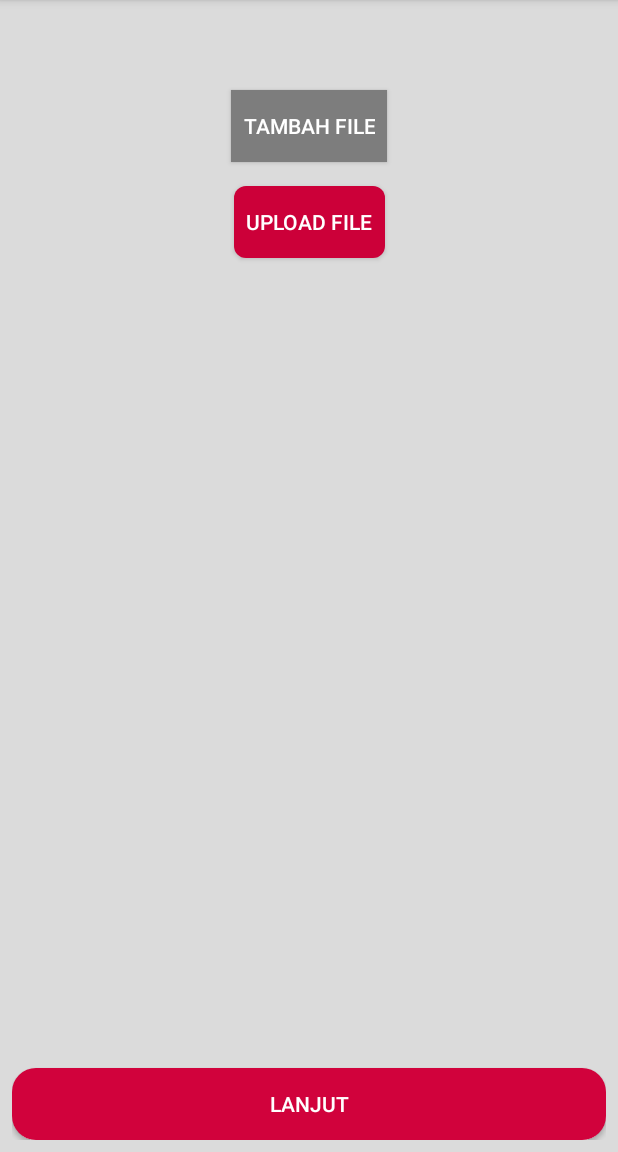
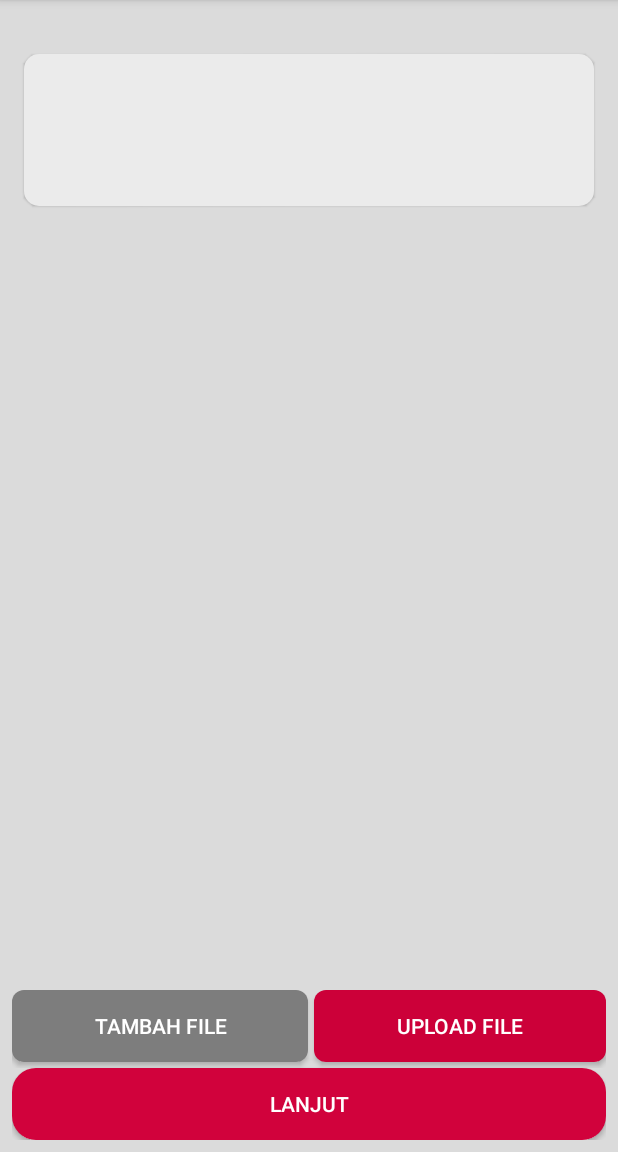
Before and after one commit to LaodeMFauzan/Print-In, an Android app: the UploadFileActivity screen opened directly, with no data from a screen before it, on a phone screen of 412 x 824 dp, the part 84-1236 px from its top. Run offline under Robolectric (Android 15) with nearby library versions, the phone set to English and light mode, and no system bars; our stand-ins replace Firebase (no records; nobody signed in at launch, a user with empty details on screens opened directly).

Commit message:
added : adapter file,fixing layout upload file

```diff
--- a/app/build.gradle
+++ b/app/build.gradle
@@ -28,6 +28,7 @@ dependencies {
 
     implementation 'com.google.firebase:firebase-core:16.0.4'
     implementation 'com.google.firebase:firebase-auth:16.0.5'
+    implementation 'com.google.firebase:firebase-storage:16.0.4'
 
     implementation 'com.google.android.gms:play-services-maps:16.0.0'
     implementation 'com.google.android.gms:play-services-places:16.0.0'
--- a/app/src/main/java/papb/learn/fauzan/printin/LoginActivity.java
+++ b/app/src/main/java/papb/learn/fauzan/printin/LoginActivity.java
@@ -60,8 +60,8 @@ public class LoginActivity extends AppCompatActivity implements View.OnClickList
     @Override
     protected void onStart() {
         super.onStart();
-//        FirebaseUser currentUser = mAuth.getCurrentUser();
-//        updateUI(currentUser);
+        FirebaseUser currentUser = mAuth.getCurrentUser();
+        updateUI(currentUser);
     }
 
     private void updateUI(FirebaseUser currentUser) {
--- a/app/src/main/java/papb/learn/fauzan/printin/UploadFileActivity.java
+++ b/app/src/main/java/papb/learn/fauzan/printin/UploadFileActivity.java
@@ -1,16 +1,18 @@
 package papb.learn.fauzan.printin;
 
 import android.Manifest;
-import android.app.Dialog;
 import android.content.Intent;
 import android.content.pm.PackageManager;
 import android.net.Uri;
+import android.os.AsyncTask;
 import android.os.Build;
 import android.support.annotation.NonNull;
 import android.support.v4.app.ActivityCompat;
 import android.support.v4.content.ContextCompat;
 import android.support.v7.app.AppCompatActivity;
 import android.os.Bundle;
+import android.support.v7.widget.LinearLayoutManager;
+import android.support.v7.widget.RecyclerView;
 import android.view.View;
 import android.widget.Button;
 import android.widget.ProgressBar;
@@ -23,11 +25,22 @@ import com.google.firebase.storage.OnProgressListener;
 import com.google.firebase.storage.StorageReference;
 import com.google.firebase.storage.UploadTask;
 
+import java.io.File;
+import java.util.ArrayList;
+
+import papb.learn.fauzan.printin.adapter.FileUploadAdapter;
+import papb.learn.fauzan.printin.model.UploadFileModel;
+
 public class UploadFileActivity extends AppCompatActivity implements View.OnClickListener {
 
     private Button btn_upload_file,btn_select_file;
     private ProgressBar pb_upload_file;
     private StorageReference mStorageReference;
+
+    private RecyclerView rvFile;
+    private FileUploadAdapter adapterFile;
+    private RecyclerView.LayoutManager lmFileUpload;
+
 
 
     private Uri pdfUri;
@@ -46,6 +59,29 @@ public class UploadFileActivity extends AppCompatActivity implements View.OnClic
         pb_upload_file.setVisibility(View.INVISIBLE);
 
         mStorageReference = FirebaseStorage.getInstance().getReference();
+
+        setRecyclerView();
+    }
+
+    private void setRecyclerView (){
+        rvFile = findViewById(R.id.rv_file);
+        rvFile.setHasFixedSize(true);
+
+        lmFileUpload = new LinearLayoutManager(this);
+        rvFile.setLayoutManager(lmFileUpload);
+
+        adapterFile = new FileUploadAdapter(getFileList(),this);
+        rvFile.setAdapter(adapterFile);
+    }
+
+    private ArrayList<UploadFileModel> getFileList()  {
+        ArrayList<UploadFileModel> uploadFileModels  = new ArrayList<>();
+        UploadFileModel FileModel = new UploadFileModel();
+//        FileModel.setNamaFile("Tes nama file");
+//        FileModel.setUkuranFile("3.3 Mb");
+        uploadFileModels.add(FileModel);
+
+        return uploadFileModels;
     }
 
     @Override
@@ -107,6 +143,22 @@ public class UploadFileActivity extends AppCompatActivity implements View.OnClic
     protected void onActivityResult(int requestCode, int resultCode, Intent data) {
         if(requestCode == 86 && resultCode == RESULT_OK && data != null){
             pdfUri = data.getData();
+
+//            UploadFileModel FileModel;
+//
+//            try{
+//                FileModel = new UploadFileModel();
+//                FileModel.setUriFile(pdfUri);
+//                FileModel.setNamaFile(pdfUri.getPath());
+//                uploadFileModels.add(FileModel);
+//
+//                adapterFile = new FileUploadAdapter(uploadFileModels,this);
+//
+//                rvFile.setAdapter(adapterFile);
+//                Toast.makeText(UploadFileActivity.this, "Total = "+String.valueOf(uploadFileModels.size()), Toast.LENGTH_SHORT).show();
+//            } catch (Exception e){
+//                e.printStackTrace();
+//            }
         } else {
             Toast.makeText(UploadFileActivity.this,"please select a file...",Toast.LENGTH_SHORT).show();
         }
--- /dev/null
+++ b/app/src/main/java/papb/learn/fauzan/printin/adapter/FileUploadAdapter.java
@@ -0,0 +1,72 @@
+package papb.learn.fauzan.printin.adapter;
+
+import android.content.Context;
+import android.support.annotation.NonNull;
+import android.support.v7.widget.RecyclerView;
+import android.view.LayoutInflater;
+import android.view.View;
+import android.view.ViewGroup;
+import android.widget.TextView;
+
+import java.util.ArrayList;
+
+import papb.learn.fauzan.printin.R;
+import papb.learn.fauzan.printin.model.UploadFileModel;
+
+public class FileUploadAdapter extends RecyclerView.Adapter<FileUploadAdapter.ViewHolder> {
+
+    private ArrayList<UploadFileModel> fileModelList;
+    private Context context;
+
+
+    public FileUploadAdapter() {
+    }
+
+    public FileUploadAdapter(ArrayList<UploadFileModel> fileModelList, Context context) {
+        this.fileModelList = fileModelList;
+        this.context = context;
+    }
+
+    @NonNull
+    @Override
+    public FileUploadAdapter.ViewHolder onCreateViewHolder(@NonNull ViewGroup parent, int viewType) {
+        View view = LayoutInflater.from(parent.getContext()).
+                inflate(R.layout.item_file_upload,parent,false);
+
+        return new ViewHolder(view);
+    }
+
+    @Override
+    public void onBindViewHolder(@NonNull FileUploadAdapter.ViewHolder holder, int position) {
+        holder.tv_file_name.setText(fileModelList.get(position).getNamaFile());
+        holder.tv_type_file.setText(fileModelList.get(position).getTipeFile());
+        holder.tv_file_size.setText(fileModelList.get(position).getUkuranFile());
+    }
+
+    @Override
+    public int getItemCount() {
+        return fileModelList.size();
+    }
+
+    public class ViewHolder extends RecyclerView.ViewHolder implements View.OnClickListener {
+
+        TextView tv_file_name,tv_file_size,tv_type_file;
+
+        public ViewHolder(View itemView) {
+            super(itemView);
+
+            tv_file_name = itemView.findViewById(R.id.tv_upload_nama_file);
+            tv_file_size = itemView.findViewById(R.id.tv_ukuran_file);
+            tv_type_file = itemView.findViewById(R.id.tv_tipe_file);
+
+            itemView.setOnClickListener(this);
+        }
+
+        @Override
+        public void onClick(View view) {
+
+        }
+    }
+
+
+}
--- /dev/null
+++ b/app/src/main/java/papb/learn/fauzan/printin/model/UploadFileModel.java
@@ -0,0 +1,41 @@
+package papb.learn.fauzan.printin.model;
+
+import android.net.Uri;
+
+public class UploadFileModel {
+    private String namaFile,tipeFile,ukuranFile;
+
+    Uri uriFile;
+
+    public String getNamaFile() {
+        return namaFile;
+    }
+
+    public void setNamaFile(String namaFile) {
+        this.namaFile = namaFile;
+    }
+
+    public String getTipeFile() {
+        return tipeFile;
+    }
+
+    public void setTipeFile(String tipeFile) {
+        this.tipeFile = tipeFile;
+    }
+
+    public String getUkuranFile() {
+        return ukuranFile;
+    }
+
+    public void setUkuranFile(String ukuranFile) {
+        this.ukuranFile = ukuranFile;
+    }
+
+    public Uri getUriFile() {
+        return uriFile;
+    }
+
+    public void setUriFile(Uri uriFile) {
+        this.uriFile = uriFile;
+    }
+}
--- /dev/null
+++ b/app/src/main/res/drawable/custom_btn_round.xml
@@ -0,0 +1,7 @@
+<?xml version="1.0" encoding="utf-8"?>
+<shape xmlns:android="http://schemas.android.com/apk/res/android"
+    android:shape="rectangle">
+    <corners android:radius="8dp"/>
+    <solid android:color="@color/hint_color"/>
+
+</shape>
--- a/app/src/main/res/layout/activity_upload_file.xml
+++ b/app/src/main/res/layout/activity_upload_file.xml
@@ -30,35 +30,43 @@
         app:layout_constraintEnd_toEndOf="parent"
         android:layout_marginBottom="8dp"/>
 
+    <LinearLayout
+        android:layout_width="match_parent"
+        android:layout_height="wrap_content"
+        app:layout_constraintBottom_toTopOf="@id/btn_simpan_file">
         <Button
             android:id="@+id/btn_select_file"
             android:layout_width="wrap_content"
             android:layout_height="wrap_content"
-        android:layout_marginTop="32dp"
             android:padding="8dp"
+            android:layout_weight="0.5"
+            android:layout_marginBottom="4dp"
             android:textColor="@color/whiteColor"
             android:text="@string/tambah_file"
-        android:background="@color/hint_color"
-        app:layout_constraintRight_toRightOf="parent"
+            android:background="@drawable/custom_btn_round"
+            app:layout_constraintRight_toLeftOf="@id/btn_upload_file"
             app:layout_constraintLeft_toLeftOf="parent"
-       app:layout_constraintEnd_toEndOf="parent"
-        app:layout_constraintStart_toStartOf="parent"
-        app:layout_constraintTop_toBottomOf="@+id/rv_file" />
+            app:layout_constraintEnd_toStartOf="@id/btn_upload_file"
+            app:layout_constraintStart_toStartOf="parent" />
 
         <Button
             android:id="@+id/btn_upload_file"
             android:layout_width="wrap_content"
             android:layout_height="wrap_content"
-        android:layout_marginTop="16dp"
+            android:layout_marginBottom="4dp"
             android:background="@drawable/custom_btn_upload"
             android:textColor="@color/whiteColor"
+            android:layout_weight="0.5"
+            android:layout_marginHorizontal="4dp"
+            android:layout_marginLeft="4dp"
+            android:layout_marginStart="4dp"
             android:padding="8dp"
             android:text="@string/upload_file"
-        app:layout_constraintStart_toStartOf="parent"
+            app:layout_constraintStart_toEndOf="@id/btn_select_file"
             app:layout_constraintEnd_toEndOf="parent"
-        app:layout_constraintLeft_toLeftOf="parent"
-        app:layout_constraintRight_toRightOf="parent"
-        app:layout_constraintTop_toBottomOf="@id/btn_select_file" />
+            app:layout_constraintLeft_toRightOf="@id/btn_select_file"
+            app:layout_constraintRight_toRightOf="parent" />
+    </LinearLayout>
 
     <Button
         android:id="@+id/btn_simpan_file"
--- a/app/src/main/res/layout/row_item_upload.xml
+++ b/app/src/main/res/layout/item_file_upload.xml
@@ -22,7 +22,7 @@
         android:elevation="1dp">
 
         <ImageView
-            android:id="@+id/imageView3"
+            android:id="@+id/iv_file_icon"
             android:layout_width="85dp"
             android:layout_height="85dp"
             android:layout_marginStart="16dp"
@@ -35,7 +35,7 @@
             tools:srcCompat="@drawable/upload_doc" />
 
         <TextView
-            android:id="@+id/textView4"
+            android:id="@+id/tv_upload_nama_file"
             android:layout_width="0dp"
             android:layout_height="25dp"
             android:layout_marginStart="16dp"
@@ -46,28 +46,28 @@
             android:text="Dokumen"
             android:textAppearance="@style/TextAppearance.AppCompat.Medium"
             app:layout_constraintEnd_toEndOf="parent"
-            app:layout_constraintStart_toEndOf="@+id/imageView3"
+            app:layout_constraintStart_toEndOf="@+id/iv_file_icon"
             app:layout_constraintTop_toTopOf="parent" />
 
         <TextView
-            android:id="@+id/textView5"
+            android:id="@+id/tv_tipe_file"
             android:layout_width="wrap_content"
             android:layout_height="wrap_content"
             android:layout_marginStart="16dp"
             android:layout_marginLeft="16dp"
             android:layout_marginTop="8dp"
             android:text="Tipe File"
-            app:layout_constraintStart_toEndOf="@+id/imageView3"
-            app:layout_constraintTop_toBottomOf="@+id/textView4" />
+            app:layout_constraintStart_toEndOf="@+id/iv_file_icon"
+            app:layout_constraintTop_toBottomOf="@+id/tv_upload_nama_file" />
 
         <TextView
-            android:id="@+id/textView6"
+            android:id="@+id/tv_ukuran_file"
             android:layout_width="wrap_content"
             android:layout_height="wrap_content"
             android:layout_marginStart="16dp"
             android:layout_marginLeft="16dp"
             android:text="Ukuran File"
-            app:layout_constraintStart_toEndOf="@+id/imageView3"
-            app:layout_constraintTop_toBottomOf="@+id/textView5" />
+            app:layout_constraintStart_toEndOf="@+id/iv_file_icon"
+            app:layout_constraintTop_toBottomOf="@+id/tv_tipe_file" />
     </android.support.constraint.ConstraintLayout>
 </android.support.constraint.ConstraintLayout>
```
Lines whose indentation alone changed are shown as unchanged.
